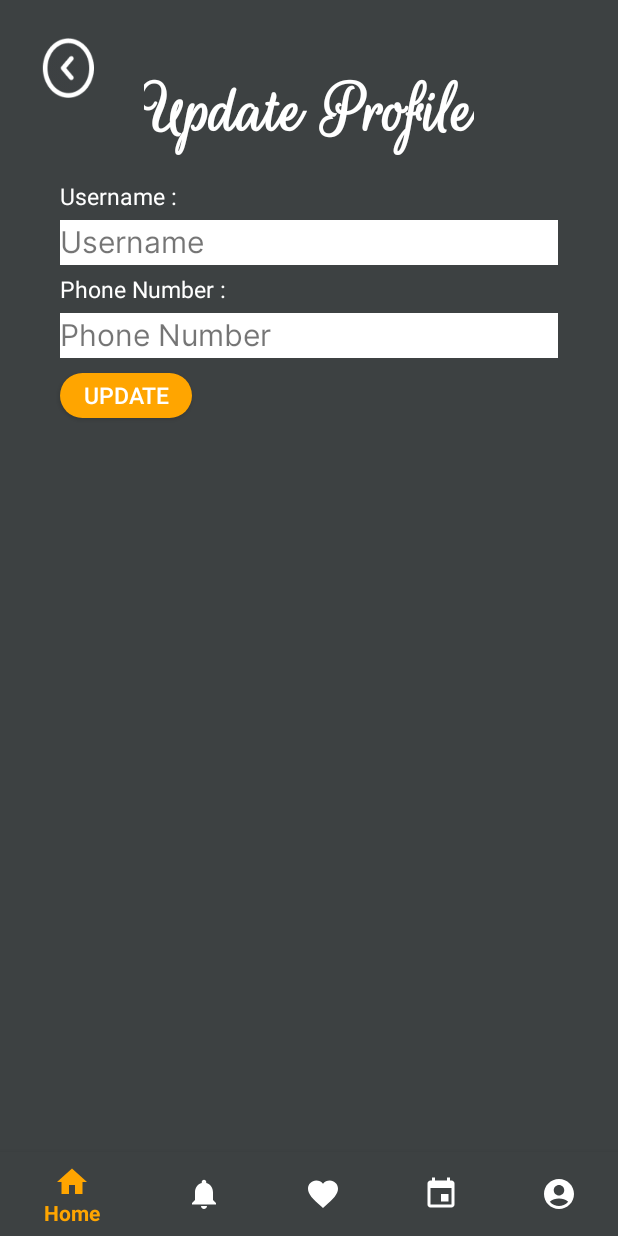
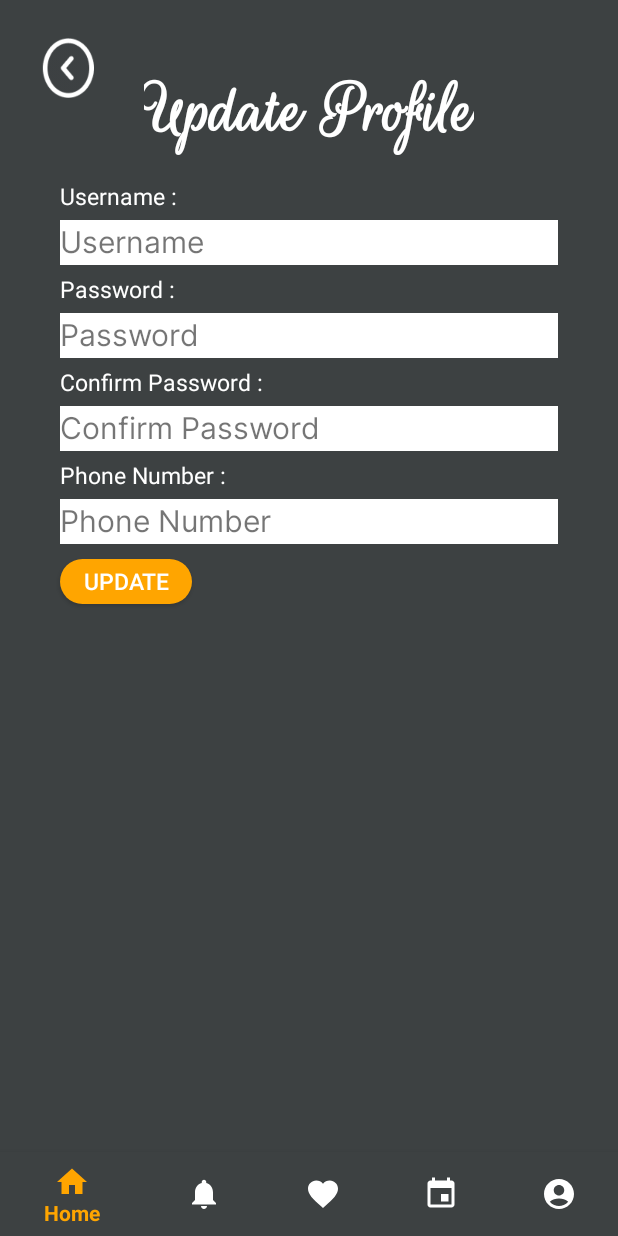
Before and after one commit to GunYuTan/LifeOnLandAssignmentFinal, an Android app: the fragment UpdateProfileFragment placed in its activity, on a phone screen of 412 x 824 dp. Run offline under Robolectric (Android 15) with nearby library versions, the phone set to English and light mode, and no system bars; our stand-ins replace Room's generated code.

Commit message:
initial commit

```diff
--- a/app/src/main/res/layout/update_profile_screen.xml
+++ b/app/src/main/res/layout/update_profile_screen.xml
@@ -44,18 +44,6 @@
         app:layout_constraintTop_toTopOf="parent" />
 
     <TextView
-        android:id="@+id/txtUpdateProfilePhoneNumber"
-        android:layout_width="wrap_content"
-        android:layout_height="wrap_content"
-        android:layout_marginStart="40dp"
-        android:layout_marginTop="5dp"
-        android:text="Phone Number :"
-        android:textColor="@color/white"
-        android:textSize="15sp"
-        app:layout_constraintStart_toStartOf="parent"
-        app:layout_constraintTop_toBottomOf="@+id/txtUpdateProfileInputUsername" />
-
-    <TextView
         android:id="@+id/txtUpdateProfileInputUsername"
         android:layout_width="0dp"
         android:layout_height="30dp"
@@ -69,6 +57,62 @@
         app:layout_constraintEnd_toEndOf="parent"
         app:layout_constraintStart_toStartOf="parent"
         app:layout_constraintTop_toBottomOf="@+id/txtUpdateProfileUsername" />
+
+    <TextView
+        android:id="@+id/txtUpdatePassword"
+        android:layout_width="wrap_content"
+        android:layout_height="wrap_content"
+        android:layout_marginStart="40dp"
+        android:layout_marginTop="5dp"
+        android:text="Password :"
+        android:textColor="@color/white"
+        android:textSize="15sp"
+        app:layout_constraintStart_toStartOf="parent"
+        app:layout_constraintTop_toBottomOf="@+id/txtUpdateProfileInputUsername" />
+
+    <TextView
+        android:id="@+id/txtInputPassword"
+        android:layout_width="0dp"
+        android:layout_height="30dp"
+        android:layout_marginStart="40dp"
+        android:layout_marginTop="5dp"
+        android:layout_marginEnd="40dp"
+        android:background="@color/white"
+        android:fontFamily="@font/inter"
+        android:text="Password"
+        android:textSize="20sp"
+        app:layout_constraintEnd_toEndOf="parent"
+        app:layout_constraintHorizontal_bias="0.0"
+        app:layout_constraintStart_toStartOf="parent"
+        app:layout_constraintTop_toBottomOf="@+id/txtUpdatePassword" />
+
+    <TextView
+        android:id="@+id/txtUpdateConfirmPassword"
+        android:layout_width="wrap_content"
+        android:layout_height="wrap_content"
+        android:layout_marginStart="40dp"
+        android:layout_marginTop="5dp"
+        android:text="Confirm Password :"
+        android:textColor="@color/white"
+        android:textSize="15sp"
+        app:layout_constraintStart_toStartOf="parent"
+        app:layout_constraintTop_toBottomOf="@+id/txtInputPassword" />
+
+    <TextView
+        android:id="@+id/txtinputConfirmPassword"
+        android:layout_width="0dp"
+        android:layout_height="30dp"
+        android:layout_marginStart="40dp"
+        android:layout_marginTop="5dp"
+        android:layout_marginEnd="40dp"
+        android:background="@color/white"
+        android:fontFamily="@font/inter"
+        android:text="Confirm Password"
+        android:textSize="20sp"
+        app:layout_constraintEnd_toEndOf="parent"
+        app:layout_constraintHorizontal_bias="0.0"
+        app:layout_constraintStart_toStartOf="parent"
+        app:layout_constraintTop_toBottomOf="@+id/txtUpdateConfirmPassword" />
 
     <TextView
         android:id="@+id/txtUpdateProfileInputPhoneNumber"
@@ -86,6 +130,18 @@
         app:layout_constraintStart_toStartOf="parent"
         app:layout_constraintTop_toBottomOf="@+id/txtUpdateProfilePhoneNumber" />
 
+    <TextView
+        android:id="@+id/txtUpdateProfilePhoneNumber"
+        android:layout_width="wrap_content"
+        android:layout_height="wrap_content"
+        android:layout_marginStart="40dp"
+        android:layout_marginTop="5dp"
+        android:text="Phone Number :"
+        android:textColor="@color/white"
+        android:textSize="15sp"
+        app:layout_constraintStart_toStartOf="parent"
+        app:layout_constraintTop_toBottomOf="@+id/txtinputConfirmPassword" />
+
     <Button
         android:id="@+id/btnUpdateProfile"
         android:layout_width="wrap_content"
```
